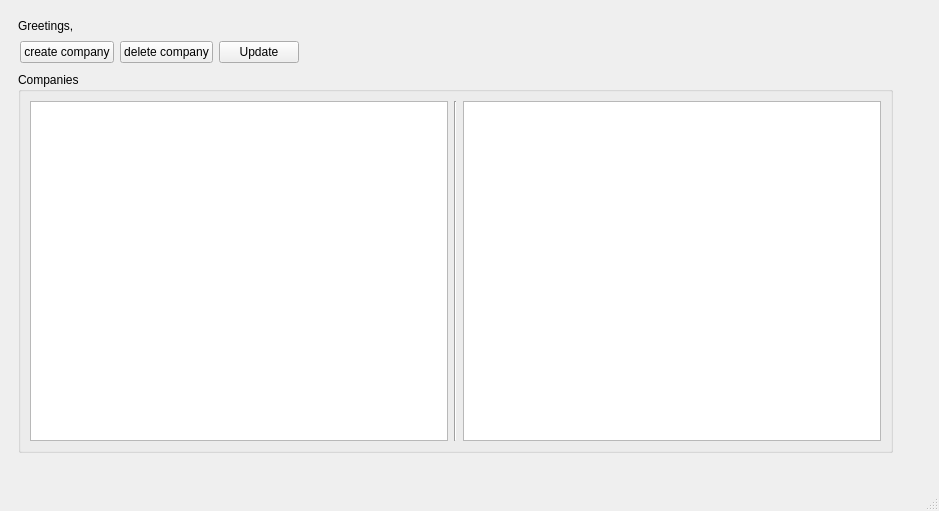
Above: project/mainwindow.ui from NDonchenko/NG_2024_Natali_Donchenko_2 before the change. Below: the same form after it.
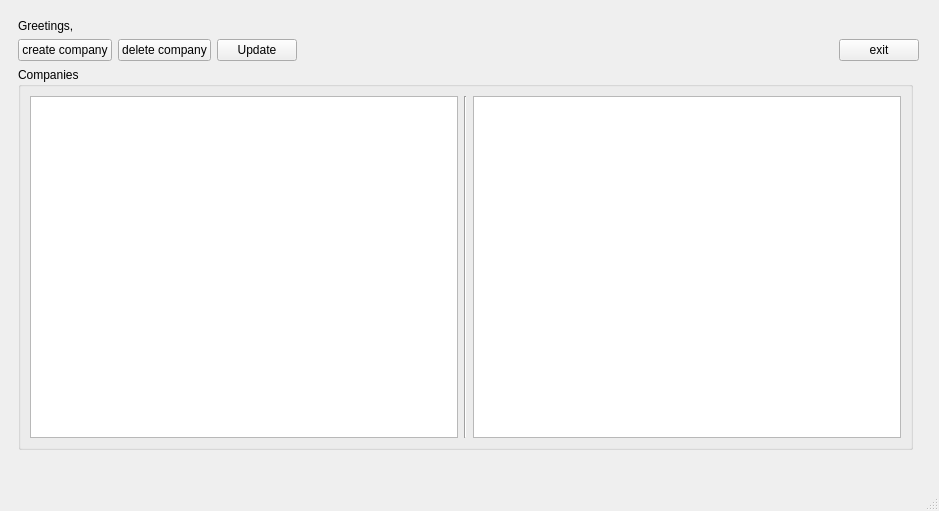
That is the form after the change. The open tabs and pages were chosen to show the change.

What changed in the file:
```diff
--- a/project/mainwindow.ui
+++ b/project/mainwindow.ui
@@ -137,15 +137,17 @@
          <string>Greetings, </string>
         </property>
        </widget>
-       <widget class="QWidget" name="layoutWidget">
+       <widget class="QWidget" name="">
         <property name="geometry">
          <rect>
-          <x>11</x>
+          <x>9</x>
           <y>30</y>
-          <width>881</width>
-          <height>26</height>
+          <width>901</width>
+          <height>411</height>
          </rect>
         </property>
+        <layout class="QVBoxLayout" name="verticalLayout_19">
+         <item>
         <layout class="QHBoxLayout" name="horizontalLayout_6">
          <item>
           <widget class="QPushButton" name="b_create_company">
@@ -181,17 +183,16 @@
            </property>
           </spacer>
          </item>
-        </layout>
-       </widget>
-       <widget class="QWidget" name="layoutWidget">
-        <property name="geometry">
-         <rect>
-          <x>9</x>
-          <y>63</y>
-          <width>881</width>
-          <height>381</height>
-         </rect>
-        </property>
+           <item>
+            <widget class="QPushButton" name="b_exit_company">
+             <property name="text">
+              <string>exit</string>
+             </property>
+            </widget>
+           </item>
+          </layout>
+         </item>
+         <item>
         <layout class="QHBoxLayout" name="horizontalLayout_12">
          <item>
           <widget class="QGroupBox" name="groupBox">
@@ -223,6 +224,8 @@
           </widget>
          </item>
         </layout>
+         </item>
+        </layout>
        </widget>
       </widget>
       <widget class="QWidget" name="page_4">
@@ -373,7 +376,7 @@
          <string>TextLabel</string>
         </property>
        </widget>
-       <widget class="QWidget" name="">
+       <widget class="QWidget" name="layoutWidget">
         <property name="geometry">
          <rect>
           <x>0</x>
```
Left out of the diff: 11 changed lines with no effect on the pictures. Lines whose indentation alone changed are shown as unchanged.
